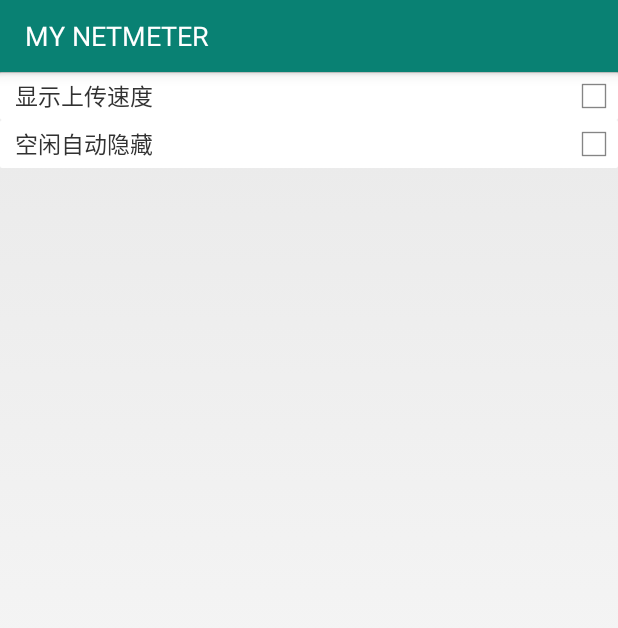
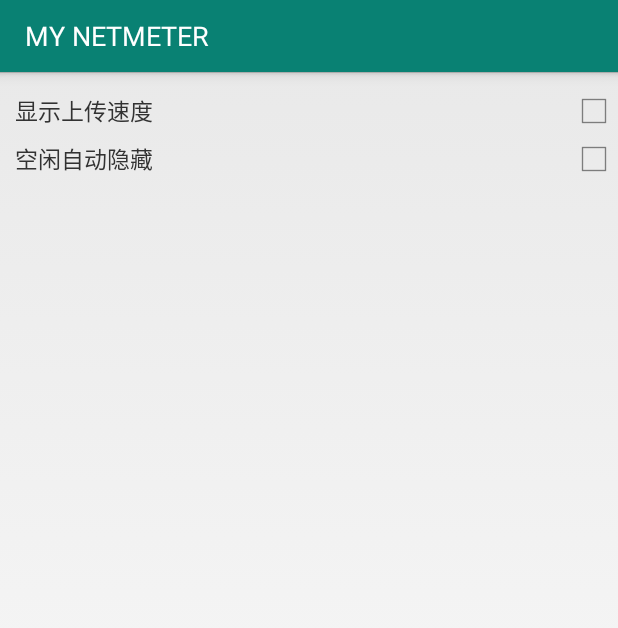
Before and after one commit to Fromnowon/netmeter_sample, an Android app: the fragment Fragment_GlobleSetting shown on its own in the app's theme, on a phone screen of 412 x 824 dp. Shown: the top 628 px of the screen. Run offline under Robolectric (Android 15) with nearby library versions, the phone set to English and light mode, and no system bars; libraries missing offline, so code that uses them is left out: com.gc.materialdesign; plain views replace Card, CheckBox; 1 statement that could not run was skipped.

Commit message:
重新开始了

```diff
--- a/netmeter_sample/app/src/main/java/com/netmeter/like/netmeter/Fragmments/Fragment_Index.java
+++ b/netmeter_sample/app/src/main/java/com/netmeter/like/netmeter/Fragmments/Fragment_Index.java
@@ -32,7 +32,6 @@ public class Fragment_Index extends Fragment {
     }
 
 
-
     @Override
     public void onDestroy() {
         super.onDestroy();
--- a/netmeter_sample/app/src/main/java/com/netmeter/like/netmeter/MainActivity.java
+++ b/netmeter_sample/app/src/main/java/com/netmeter/like/netmeter/MainActivity.java
@@ -58,10 +58,10 @@ public class MainActivity extends Activity {
         mDrawerToggle.syncState();
 
         //启动流量统计服务
-        Intent intent = new Intent(this, DataUsageService.class);
-        startService(intent);
+
+        //Intent intent = new Intent(this, DataUsageService.class);
+        //startService(intent);
     }
-
 
 
     private void initShow() {
@@ -75,8 +75,7 @@ public class MainActivity extends Activity {
         final Fragment fragment3 = new Fragment_GlobleSetting();
         fragmentManager = getFragmentManager();
         fragmentTransaction = fragmentManager.beginTransaction();
-        //fragmentTransaction.add(R.id.fragment_layout, new Fragment_Index(), "index").commit();
-        //程序启动完成后全部实例化
+        //程序启动完成后全部实例化。实测并没有用
         fragmentTransaction
                 .add(R.id.fragment_layout, fragment0)
                 .add(R.id.fragment_layout, fragment1)
@@ -132,8 +131,9 @@ public class MainActivity extends Activity {
                         new Handler().postDelayed(new Runnable() {
                             @Override
                             public void run() {
-                                fragmentTransaction.hide(fragment0).hide(fragment1).show(fragment2).hide(fragment3).commit();                            }
-                        }, 100);
+                                fragmentTransaction.hide(fragment0).hide(fragment1).show(fragment2).hide(fragment3).commit();
+                            }
+                        }, 200);
                         flag = 2;
                         break;
                     }
@@ -149,7 +149,7 @@ public class MainActivity extends Activity {
                             public void run() {
                                 fragmentTransaction.hide(fragment0).hide(fragment1).hide(fragment2).show(fragment3).commit();
                             }
-                        }, 100);
+                        }, 200);
                         flag = 3;
                         break;
                     }
@@ -157,7 +157,6 @@ public class MainActivity extends Activity {
             }
         });
     }
-
 
 
     private void initDrawer() {
--- a/netmeter_sample/app/src/main/res/layout/fragment0.xml
+++ b/netmeter_sample/app/src/main/res/layout/fragment0.xml
@@ -8,12 +8,19 @@
     <ScrollView
         android:layout_width="match_parent"
         android:layout_height="match_parent">
+
         <LinearLayout
             android:layout_width="match_parent"
             android:layout_height="wrap_content"
             android:orientation="vertical">
-
         </LinearLayout>
 
     </ScrollView>
+
+    <TextView
+        android:layout_width="wrap_content"
+        android:layout_height="wrap_content"
+        android:layout_centerHorizontal="true"
+        android:layout_centerVertical="true"
+        android:text="这是主页" />
 </RelativeLayout>
--- a/netmeter_sample/app/src/main/res/layout/fragment3.xml
+++ b/netmeter_sample/app/src/main/res/layout/fragment3.xml
@@ -14,6 +14,7 @@
             android:orientation="vertical">
 
             <com.gc.materialdesign.views.Card
+                android:paddingTop="10dp"
                 android:layout_width="match_parent"
                 android:layout_height="wrap_content">
 
@@ -21,16 +22,10 @@
                     android:layout_width="match_parent"
                     android:layout_height="wrap_content">
 
-                    <LinearLayout
-                        android:id="@+id/fg3_layout0"
+                    <RelativeLayout
                         android:layout_width="match_parent"
                         android:layout_height="wrap_content"
-                        android:background="@drawable/cardview"
-                        android:orientation="horizontal">
-
-                        <RelativeLayout
-                            android:layout_width="match_parent"
-                            android:layout_height="wrap_content">
+                        android:id="@+id/fg3_layout0">
 
                         <TextView
                             android:layout_width="wrap_content"
@@ -42,45 +37,34 @@
                             android:textSize="15sp" />
 
                         <com.gc.materialdesign.views.CheckBox
+                            android:id="@+id/show_upload_speed"
                             android:layout_width="wrap_content"
                             android:layout_height="wrap_content"
-                                android:layout_alignParentRight="true"
-                                android:layout_centerVertical="true" />
+                            android:layout_alignParentRight="true" />
                     </RelativeLayout>
-                    </LinearLayout>
-
-                    <LinearLayout
-                        android:id="@+id/fg3_layout1"
-                        android:layout_width="match_parent"
-                        android:layout_height="wrap_content"
-                        android:layout_below="@+id/fg3_layout0"
-                        android:background="@drawable/cardview"
-                        android:orientation="horizontal">
 
                     <RelativeLayout
                         android:layout_width="match_parent"
-                            android:layout_height="wrap_content">
+                        android:layout_height="wrap_content"
+                        android:layout_below="@+id/fg3_layout0">
 
                         <TextView
                             android:layout_width="wrap_content"
                             android:layout_height="wrap_content"
                             android:layout_alignParentLeft="true"
-                                android:layout_centerVertical="true"
                             android:layout_marginLeft="10dp"
                             android:text="空闲自动隐藏"
-                                android:textSize="15sp" />
+                            android:textSize="15sp"
+                            android:layout_centerVertical="true"/>
 
                         <com.gc.materialdesign.views.CheckBox
+                            android:id="@+id/auto_hide"
                             android:layout_width="wrap_content"
                             android:layout_height="wrap_content"
-                                android:layout_alignParentRight="true"
-                                android:layout_centerVertical="true" />
+                            android:layout_alignParentRight="true" />
                     </RelativeLayout>
-                    </LinearLayout>
                 </RelativeLayout>
             </com.gc.materialdesign.views.Card>
-
         </LinearLayout>
-
     </ScrollView>
 </RelativeLayout>
```
Also changed, not shown: netmeter_sample/app/src/main/java/com/netmeter/like/netmeter/Fragmments/Fragment_MeterSetting.java (+5 -2 lines), 1 other file. Lines whose indentation alone changed are shown as unchanged.
